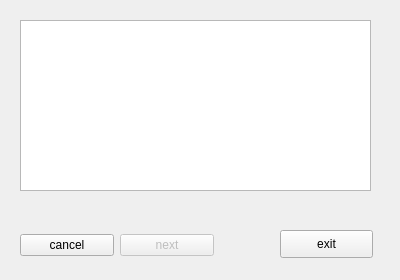
exceptionoff/spmc, file gui/forms/EnterSeedPhrase.ui: the form before one commit.
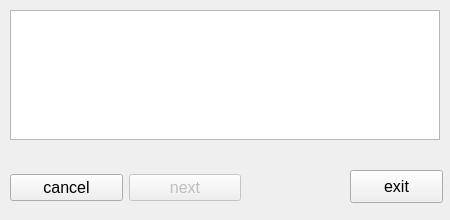
The form after the commit.

Diff of the .ui file:
```diff
--- a/gui/forms/EnterSeedPhrase.ui
+++ b/gui/forms/EnterSeedPhrase.ui
@@ -6,8 +6,8 @@
    <rect>
     <x>0</x>
     <y>0</y>
-    <width>400</width>
-    <height>280</height>
+    <width>450</width>
+    <height>220</height>
    </rect>
   </property>
   <property name="sizePolicy">
@@ -18,14 +18,14 @@
   </property>
   <property name="minimumSize">
    <size>
-    <width>400</width>
-    <height>280</height>
+    <width>0</width>
+    <height>0</height>
    </size>
   </property>
   <property name="maximumSize">
    <size>
-    <width>400</width>
-    <height>280</height>
+    <width>400000</width>
+    <height>555555</height>
    </size>
   </property>
   <property name="windowTitle">
@@ -34,10 +34,10 @@
   <widget class="QPlainTextEdit" name="seedTextEdit">
    <property name="geometry">
     <rect>
-     <x>20</x>
-     <y>20</y>
-     <width>351</width>
-     <height>171</height>
+     <x>10</x>
+     <y>10</y>
+     <width>430</width>
+     <height>130</height>
     </rect>
    </property>
    <property name="focusPolicy">
@@ -74,15 +74,20 @@
   <widget class="QWidget" name="horizontalLayoutWidget">
    <property name="geometry">
     <rect>
-     <x>20</x>
-     <y>230</y>
-     <width>194</width>
-     <height>31</height>
+     <x>10</x>
+     <y>170</y>
+     <width>231</width>
+     <height>35</height>
     </rect>
    </property>
    <layout class="QHBoxLayout" name="horizontalLayout">
     <item>
      <widget class="QPushButton" name="cancelButton">
+      <property name="font">
+       <font>
+        <pointsize>12</pointsize>
+       </font>
+      </property>
       <property name="text">
        <string>cancel</string>
       </property>
@@ -93,6 +98,11 @@
       <property name="enabled">
        <bool>false</bool>
       </property>
+      <property name="font">
+       <font>
+        <pointsize>12</pointsize>
+       </font>
+      </property>
       <property name="text">
        <string>next</string>
       </property>
@@ -112,12 +122,17 @@
   <widget class="QPushButton" name="exitButton">
    <property name="geometry">
     <rect>
-     <x>280</x>
-     <y>230</y>
+     <x>350</x>
+     <y>170</y>
      <width>93</width>
-     <height>28</height>
+     <height>33</height>
     </rect>
    </property>
+   <property name="font">
+    <font>
+     <pointsize>12</pointsize>
+    </font>
+   </property>
    <property name="text">
     <string>exit</string>
    </property>
@@ -125,12 +140,17 @@
   <widget class="QLabel" name="labelValid">
    <property name="geometry">
     <rect>
-     <x>300</x>
-     <y>200</y>
-     <width>71</width>
-     <height>16</height>
+     <x>250</x>
+     <y>148</y>
+     <width>191</width>
+     <height>20</height>
     </rect>
    </property>
+   <property name="font">
+    <font>
+     <pointsize>11</pointsize>
+    </font>
+   </property>
    <property name="text">
     <string/>
    </property>
```
